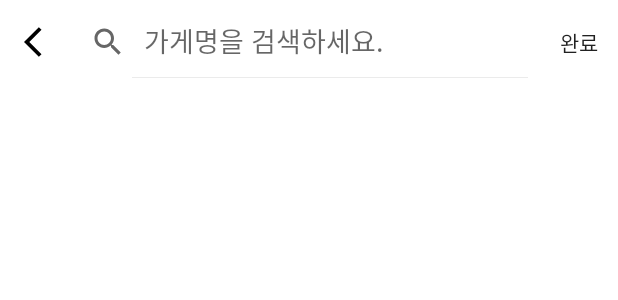
After one commit to incava/GangPlace, an Android app: the layout fragment_search.xml on its own in the app's theme, with its tools: preview values and no code run, on a phone screen of 412 x 824 dp. The commit adds this screen. Shown: the top 300 px of the screen. Run offline under Robolectric (Android 15) with nearby library versions, the phone set to English and light mode, and no system bars.

Commit message:
feat: SearchFragment 레이아웃 구현

```diff
--- a/app/src/main/java/com/incava/gangplace/base/BaseFragment.kt
+++ b/app/src/main/java/com/incava/gangplace/base/BaseFragment.kt
@@ -13,7 +13,7 @@ abstract class BaseFragment<T: ViewDataBinding>(
     @LayoutRes val layoutResId: Int
 ) : Fragment(){
     private var _binding: T? = null
-    protected val binding get() = _binding!!
+    val binding get() = _binding!!
 
     override fun onCreateView(
         inflater: LayoutInflater,
--- /dev/null
+++ b/app/src/main/res/drawable/vector_arrow.xml
@@ -0,0 +1,5 @@
+<vector android:autoMirrored="true" android:height="24dp"
+    android:tint="#000000" android:viewportHeight="24"
+    android:viewportWidth="24" android:width="24dp" xmlns:android="http://schemas.android.com/apk/res/android">
+    <path android:fillColor="@android:color/white" android:pathData="M11.67,3.87L9.9,2.1 0,12l9.9,9.9 1.77,-1.77L3.54,12z"/>
+</vector>
--- /dev/null
+++ b/app/src/main/res/layout/fragment_search.xml
@@ -0,0 +1,53 @@
+<?xml version="1.0" encoding="utf-8"?>
+<layout
+    xmlns:android="http://schemas.android.com/apk/res/android"
+    xmlns:app="http://schemas.android.com/apk/res-auto"
+    xmlns:tools="http://schemas.android.com/tools">
+
+<androidx.constraintlayout.widget.ConstraintLayout
+    android:layout_width="match_parent"
+    android:layout_height="match_parent"
+    tools:context=".view.SearchFragment">
+
+    <androidx.appcompat.widget.Toolbar
+        android:id="@+id/toolbar2"
+        android:layout_width="match_parent"
+        android:layout_height="wrap_content"
+        app:layout_constraintEnd_toEndOf="parent"
+        app:layout_constraintStart_toStartOf="parent"
+        app:layout_constraintTop_toTopOf="parent">
+
+        <ImageView
+            android:layout_width="wrap_content"
+            android:layout_height="wrap_content"
+            android:src="@drawable/vector_arrow" />
+
+        <androidx.appcompat.widget.SearchView
+            android:id="@+id/search"
+            android:layout_width="wrap_content"
+            android:layout_height="match_parent"
+            android:inputType="text"
+            android:focusable="true"
+            android:focusableInTouchMode="true"
+            app:iconifiedByDefault="false"
+            app:queryHint="가게명을 검색하세요." />
+
+        <androidx.appcompat.widget.AppCompatButton
+            android:layout_width="wrap_content"
+            android:layout_height="wrap_content"
+            android:background="@drawable/rect_no_border"
+            android:text="완료"/>
+
+    </androidx.appcompat.widget.Toolbar>
+
+    <androidx.recyclerview.widget.RecyclerView
+        android:layout_width="match_parent"
+        android:layout_height="0dp"
+        app:layout_constraintBottom_toBottomOf="parent"
+        app:layout_constraintEnd_toEndOf="parent"
+        app:layout_constraintStart_toStartOf="parent"
+        app:layout_constraintTop_toBottomOf="@+id/toolbar2" />
+
+
+</androidx.constraintlayout.widget.ConstraintLayout>
+</layout>
--- a/app/src/main/res/menu/gangchu_menu.xml
+++ b/app/src/main/res/menu/gangchu_menu.xml
@@ -5,11 +5,10 @@
     <item android:id="@+id/search"
         android:title="검색"
         android:icon="@drawable/baseline_search_24"
-        app:showAsAction="collapseActionView|ifRoom"
-        app:actionViewClass="androidx.appcompat.widget.SearchView" />
+        app:showAsAction="ifRoom"/>
     <item android:id="@+id/map"
         android:title="지도"
-        app:showAsAction="always"
+        app:showAsAction="ifRoom"
         android:icon="@drawable/baseline_map_24"/>
 
 </menu>
--- a/app/src/main/res/values-night/themes.xml
+++ b/app/src/main/res/values-night/themes.xml
@@ -1,6 +1,6 @@
 <resources xmlns:tools="http://schemas.android.com/tools">
     <!-- Base application theme. -->
-    <style name="Theme.GangPlace" parent="Theme.MaterialComponents.DayNight.DarkActionBar">
+    <style name="Theme.GangPlace" parent="Theme.MaterialComponents.Light.NoActionBar">
         <!-- Primary brand color. -->
         <item name="colorPrimary">@color/purple_200</item>
         <item name="colorPrimaryVariant">@color/purple_700</item>
--- a/app/src/main/res/values/themes.xml
+++ b/app/src/main/res/values/themes.xml
@@ -1,6 +1,6 @@
 <resources xmlns:tools="http://schemas.android.com/tools">
     <!-- Base application theme. -->
-    <style name="Theme.GangPlace" parent="Theme.MaterialComponents.DayNight.DarkActionBar">
+    <style name="Theme.GangPlace" parent="Theme.MaterialComponents.DayNight.NoActionBar">
         <!-- Primary brand color. -->
         <item name="colorPrimary">@color/purple_500</item>
         <item name="colorPrimaryVariant">@color/purple_700</item>
```
Also changed, not shown: app/src/main/java/com/incava/gangplace/view/GangChuFragment.kt (+14 -0 lines), app/src/main/java/com/incava/gangplace/view/SearchFragment.kt (added, +27 -0 lines), app/src/main/res/layout/fragment_gang_chu.xml (+14 -11 lines), app/src/main/res/navigation/nav_graph.xml (+11 -1 lines).
